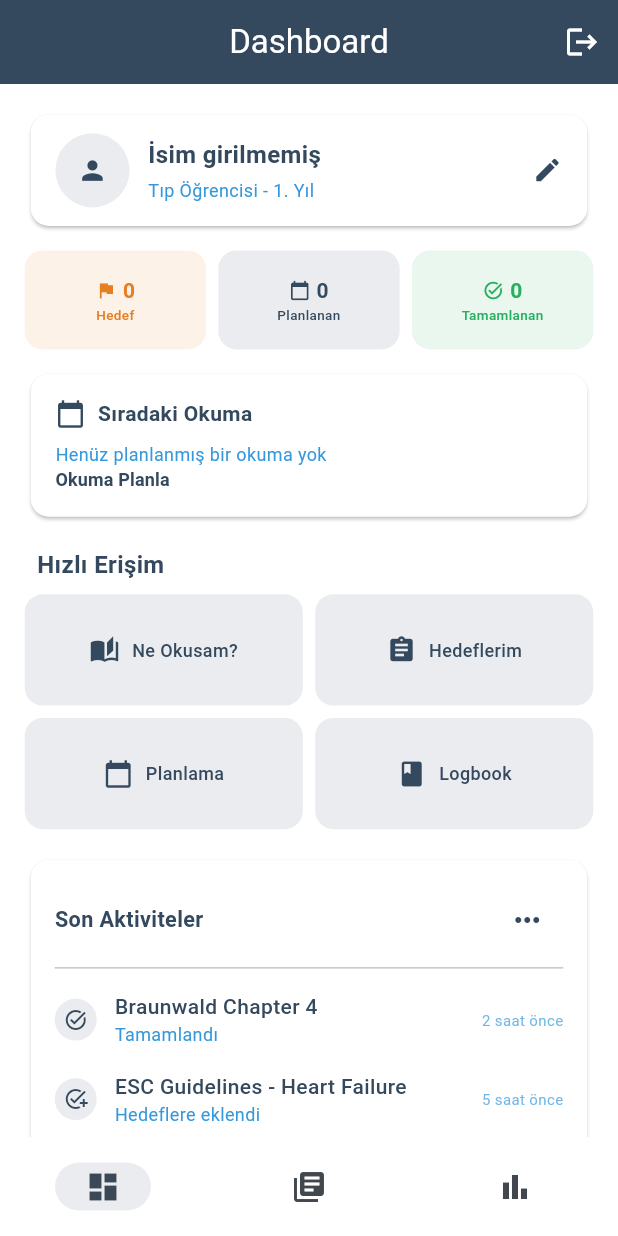
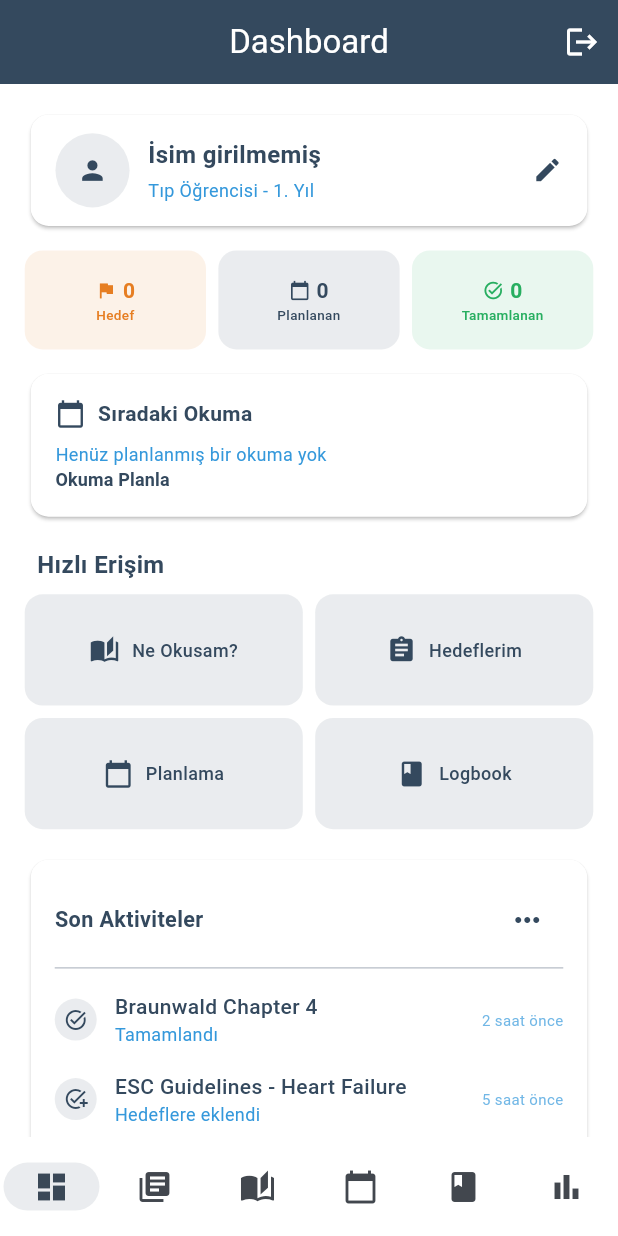
Before and after one commit to MathiasTeagan/medapp, a Flutter app: the MainScreen screen opened directly, on a phone screen of 412 x 824 dp. Run offline on Flutter 3.47's test engine with Material 3 defaults, Android fonts, the phone set to English and light mode, and no system bars; our stand-ins replace cloud_firestore, firebase_auth, firebase_core, flutter_local_notifications, shared_preferences, table_calendar and 1 more; accounts and stored records are empty; statements that could not run were skipped.

```diff
--- a/lib/screens/main_screen.dart
+++ b/lib/screens/main_screen.dart
@@ -5,6 +5,9 @@ import 'auth/login_screen.dart';
 import 'dashboard_screen.dart';
 import 'library_screen.dart';
 import 'performance_screen.dart';
+import 'planning_screen.dart';
+import 'logbook_screen.dart';
+import 'what_to_read_screen.dart';
 
 class MainScreen extends StatefulWidget {
   const MainScreen({super.key});
@@ -19,6 +22,9 @@ class _MainScreenState extends State<MainScreen> {
   final List<Widget> _screens = [
     const DashboardScreen(),
     const LibraryScreen(),
+    const WhatToReadScreen(),
+    const PlanningScreen(),
+    const LogbookScreen(),
     const PerformanceScreen(),
   ];
 
@@ -81,7 +87,13 @@ class _MainScreenState extends State<MainScreen> {
             ? 'Dashboard'
             : _selectedIndex == 1
                 ? 'Kütüphane'
-                : 'Performans'),
+                : _selectedIndex == 2
+                    ? 'Bugün Ne Okusam?'
+                    : _selectedIndex == 3
+                        ? 'Planlama'
+                        : _selectedIndex == 4
+                            ? 'Logbook'
+                            : 'Performans'),
         actions: [
           IconButton(
             icon: const Icon(Icons.logout),
@@ -108,6 +120,18 @@ class _MainScreenState extends State<MainScreen> {
             label: 'Kütüphane',
           ),
           NavigationDestination(
+            icon: Icon(Icons.auto_stories),
+            label: 'Bugün Ne Okusam?',
+          ),
+          NavigationDestination(
+            icon: Icon(Icons.calendar_today),
+            label: 'Planlama',
+          ),
+          NavigationDestination(
+            icon: Icon(Icons.book),
+            label: 'Logbook',
+          ),
+          NavigationDestination(
             icon: Icon(Icons.bar_chart),
             label: 'Performans',
           ),
```
